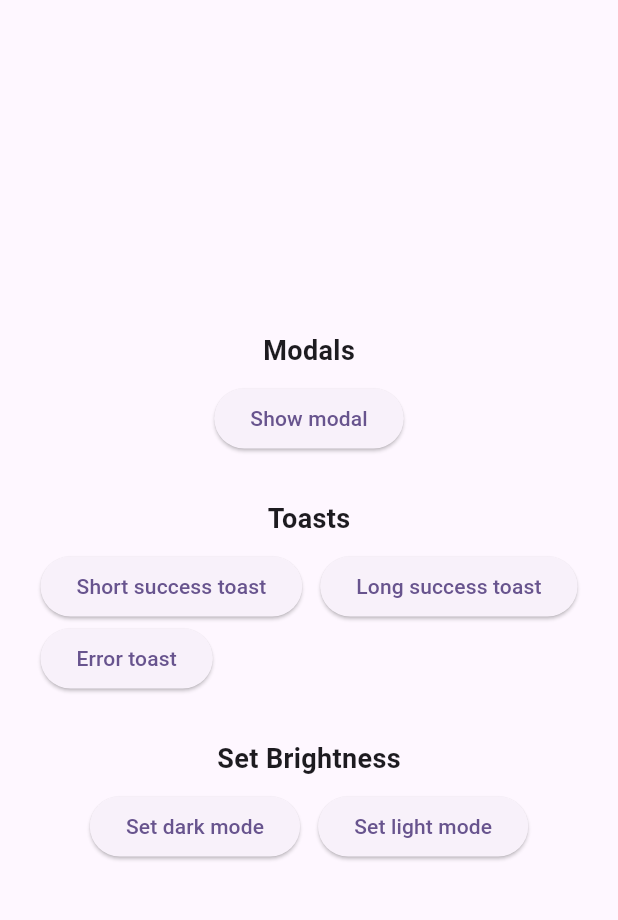
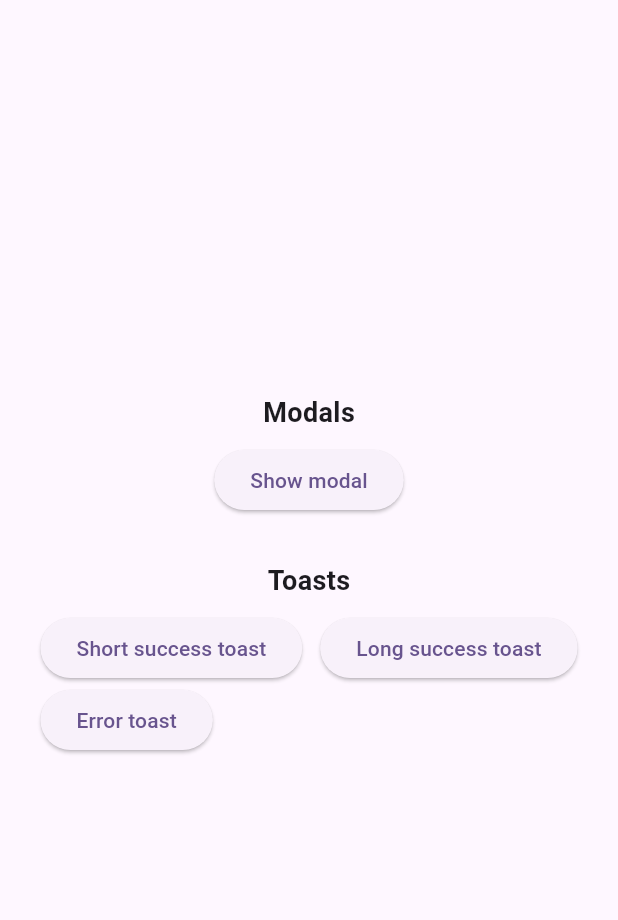
Before and after one commit to RobinVDVelden/tailwind_components, a Flutter app: the screen it shows after launch, on a phone screen of 412 x 824 dp, the part 63-983 px from its top. Run offline on Flutter 3.47's test engine with Material 3 defaults, Android fonts, the phone set to English and light mode, and no system bars; our stand-ins replace heroicons.

Commit message:
Respect theme now

````diff
--- a/example/lib/main.dart
+++ b/example/lib/main.dart
@@ -12,7 +12,6 @@ class MyApp extends StatelessWidget {
   @override
   Widget build(BuildContext context) {
     return TailwindComponents(
-      theme: TailwindTheme(darkMode: true),
       child: MaterialApp(
         theme: ThemeData(
           colorScheme: ColorScheme.fromSeed(seedColor: Colors.deepPurple),
@@ -115,32 +114,6 @@ class _BaseAppState extends State<BaseApp> {
             ),
 
             const SizedBox(height: 30),
-
-            Text(
-              'Set Brightness',
-              style: TextStyle(
-                fontWeight: FontWeight.bold,
-                fontSize: 18,
-              ),
-            ),
-            const SizedBox(height: 8),
-            Wrap(
-              spacing: 12,
-              children: [
-                ElevatedButton(
-                  onPressed: () {
-                    TailwindComponents.setBrightness(Brightness.dark);
-                  },
-                  child: Text('Set dark mode'),
-                ),
-                ElevatedButton(
-                  onPressed: () {
-                    TailwindComponents.setBrightness(Brightness.light);
-                  },
-                  child: Text('Set light mode'),
-                ),
-              ],
-            ),
           ],
         ),
       ),
--- a/lib/src/modal/tw_modal.dart
+++ b/lib/src/modal/tw_modal.dart
@@ -31,7 +31,7 @@ class TWModal extends StatelessWidget {
   }) : assert(!(body != null && expandedBody != null),
             'Only one of body or expandedBody can be provided');
 
-  Widget get _headerWidget {
+  Widget _headerWidget(BuildContext context) {
     return Container(
       padding: EdgeInsets.only(
         top: 5,
@@ -53,8 +53,8 @@ class TWModal extends StatelessWidget {
                   : MainAxisAlignment.start,
               children: [
                 DefaultTextStyle(
-                  style: const TextStyle(
-                    color: Colors.black,
+                  style: TextStyle(
+                    color: Theme.of(context).textTheme.titleLarge?.color ?? (Theme.of(context).brightness == Brightness.dark ? Colors.white : Colors.black),
                     fontWeight: FontWeight.bold,
                     fontSize: 20,
                     overflow: TextOverflow.ellipsis,
@@ -109,7 +109,7 @@ class TWModal extends StatelessWidget {
                     )
                   : null,
               decoration: BoxDecoration(
-                  color: Colors.white,
+                  color: Theme.of(context).dialogTheme.backgroundColor ?? (Theme.of(context).brightness == Brightness.dark ? const Color(0xff222222) : Colors.white),
                   border: Border.all(color: Colors.white.withValues(alpha: .1)),
                   boxShadow: const [
                     BoxShadow(
@@ -124,7 +124,7 @@ class TWModal extends StatelessWidget {
                 mainAxisSize: MainAxisSize.min,
                 crossAxisAlignment: CrossAxisAlignment.start,
                 children: [
-                  if (title != null || actions != null || leading != null) _headerWidget,
+                  if (title != null || actions != null || leading != null) _headerWidget(context),
 
                   if (body != null)
                     Flexible(
--- a/lib/src/toast/toast_chip.dart
+++ b/lib/src/toast/toast_chip.dart
@@ -182,8 +182,7 @@ class _ToastChipState extends State<ToastChip>
                     vertical: 5
                   ),
                   decoration: BoxDecoration(
-                    // color: Theme.of(context).colorScheme.surface,
-                    color: Theme.of(context).brightness == Brightness.dark ? const Color(0xff222222) : Colors.white,
+                    color: Theme.of(context).snackBarTheme.backgroundColor ?? (Theme.of(context).brightness == Brightness.dark ? const Color(0xff222222) : Colors.white),
                     borderRadius: BorderRadius.circular(50),
                     boxShadow: [
                       BoxShadow(
--- a/lib/src/wrapper.dart
+++ b/lib/src/wrapper.dart
@@ -1,92 +1,112 @@
 import 'package:flutter/material.dart';
-import 'package:tailwind_components/src/theme.dart';
 import 'context_manager.dart';
 
 /// A wrapper widget that automatically initializes TailwindComponents.
 ///
-/// Wrap your MaterialApp with this widget to enable all TailwindComponents features:
+/// Wrap your MaterialApp with this widget to enable all TailwindComponents features.
+/// The theme from your MaterialApp will be automatically used:
 /// ```dart
 /// TailwindComponents(
 ///   child: MaterialApp(
+///     theme: ThemeData(...),
+///     darkTheme: ThemeData.dark(...),
 ///     home: MyHomePage(),
 ///   ),
 /// )
 /// ```
-class TailwindComponents extends StatefulWidget {
-  final TailwindTheme theme;
+class TailwindComponents extends StatelessWidget {
   final Widget child;
-  static _TailwindComponentsState? _currentState;
 
   const TailwindComponents({
     super.key,
     required this.child,
-    TailwindTheme? theme,
-  }) : theme = theme ?? const TailwindTheme();
+  });
 
-  @override
-  State<TailwindComponents> createState() => _TailwindComponentsState();
+  Widget Function(BuildContext, Widget?)? _createBuilder(MaterialApp app) {
+    final originalBuilder = app.builder;
 
-  /// Set the brightness of the theme at runtime.
-  static void setBrightness(Brightness brightness) {
-    final state = _currentState;
-    if (state != null) {
-      state._setBrightness(brightness);
-    } else {
-      throw Exception('TailwindComponents must be initialized before calling setBrightness');
-    }
-  }
-}
-
-class _TailwindComponentsState extends State<TailwindComponents> {
-  late Brightness _currentBrightness;
-
-  @override
-  void initState() {
-    super.initState();
-
-    _currentBrightness = widget.theme.darkMode ? Brightness.dark : Brightness.light;
-
-    // Register this state instance
-    TailwindComponents._currentState = this;
+    return (context, childWidget) {
+      ContextManager.init(context);
+      return originalBuilder?.call(context, childWidget) ?? childWidget ?? const SizedBox.shrink();
+    };
   }
 
-  @override
-  void dispose() {
-    // Clear the state reference when disposed
-    if (TailwindComponents._currentState == this) {
-      TailwindComponents._currentState = null;
+  MaterialApp _copyMaterialAppWithBuilder(MaterialApp app) {
+    final builder = _createBuilder(app);
+
+    if (app.routerConfig != null) {
+      return MaterialApp.router(
+        key: app.key,
+        routerConfig: app.routerConfig,
+        scaffoldMessengerKey: app.scaffoldMessengerKey,
+        builder: builder,
+        title: app.title,
+        onGenerateTitle: app.onGenerateTitle,
+        color: app.color,
+        theme: app.theme,
+        darkTheme: app.darkTheme,
+        highContrastTheme: app.highContrastTheme,
+        highContrastDarkTheme: app.highContrastDarkTheme,
+        themeMode: app.themeMode,
+        locale: app.locale,
+        localizationsDelegates: app.localizationsDelegates,
+        supportedLocales: app.supportedLocales,
+        debugShowMaterialGrid: app.debugShowMaterialGrid,
+        showPerformanceOverlay: app.showPerformanceOverlay,
+        checkerboardRasterCacheImages: app.checkerboardRasterCacheImages,
+        checkerboardOffscreenLayers: app.checkerboardOffscreenLayers,
+        showSemanticsDebugger: app.showSemanticsDebugger,
+        debugShowCheckedModeBanner: app.debugShowCheckedModeBanner,
+        shortcuts: app.shortcuts,
+        actions: app.actions,
+        restorationScopeId: app.restorationScopeId,
+        scrollBehavior: app.scrollBehavior,
+        useInheritedMediaQuery: app.useInheritedMediaQuery,
+      );
     }
 
-    super.dispose();
-  }
-
-  void _setBrightness(Brightness brightness) {
-    if (_currentBrightness != brightness) {
-      setState(() {
-        _currentBrightness = brightness;
-      });
-    }
+    return MaterialApp(
+      key: app.key,
+      navigatorKey: app.navigatorKey ?? ContextManager.navigatorKey,
+      scaffoldMessengerKey: app.scaffoldMessengerKey,
+      home: app.home,
+      routes: app.routes ?? const <String, WidgetBuilder>{},
+      initialRoute: app.initialRoute,
+      onGenerateRoute: app.onGenerateRoute,
+      onGenerateInitialRoutes: app.onGenerateInitialRoutes,
+      onUnknownRoute: app.onUnknownRoute,
+      navigatorObservers: app.navigatorObservers ?? const [],
+      builder: builder,
+      title: app.title,
+      onGenerateTitle: app.onGenerateTitle,
+      color: app.color,
+      theme: app.theme,
+      darkTheme: app.darkTheme,
+      highContrastTheme: app.highContrastTheme,
+      highContrastDarkTheme: app.highContrastDarkTheme,
+      themeMode: app.themeMode,
+      locale: app.locale,
+      localizationsDelegates: app.localizationsDelegates,
+      supportedLocales: app.supportedLocales,
+      debugShowMaterialGrid: app.debugShowMaterialGrid,
+      showPerformanceOverlay: app.showPerformanceOverlay,
+      checkerboardRasterCacheImages: app.checkerboardRasterCacheImages,
+      checkerboardOffscreenLayers: app.checkerboardOffscreenLayers,
+      showSemanticsDebugger: app.showSemanticsDebugger,
+      debugShowCheckedModeBanner: app.debugShowCheckedModeBanner,
+      shortcuts: app.shortcuts,
+      actions: app.actions,
+      restorationScopeId: app.restorationScopeId,
+      scrollBehavior: app.scrollBehavior,
+      useInheritedMediaQuery: app.useInheritedMediaQuery,
+    );
   }
 
   @override
   Widget build(BuildContext context) {
-    return MaterialApp(
-      navigatorKey: ContextManager.navigatorKey,
-      theme: ThemeData(
-        brightness: _currentBrightness,
-      ),
-      home: Stack(
-        children: [
-          widget.child,
-
-          /// TODO, add overlays like modals, popups etc.
-        ],
-      ),
-      builder: (context, child) {
-        ContextManager.init(context);
-
-        return child!;
-      },
-    );
+    if (child is MaterialApp) {
+      return _copyMaterialAppWithBuilder(child as MaterialApp);
+    }
+    return child;
   }
 }
````
